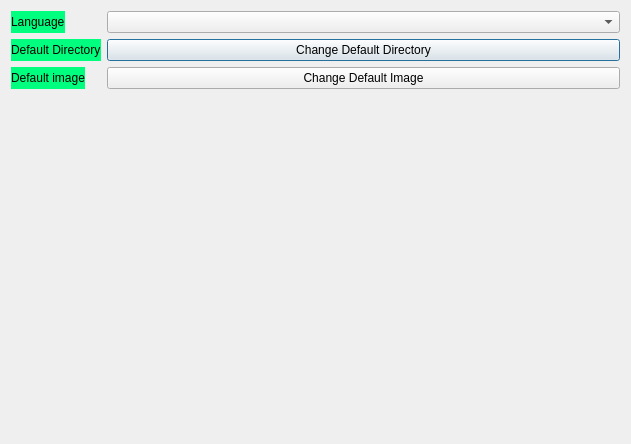
This is preferences.ui in Cherleng/AutoPlusPlus as Qt 5 draws it before an edit. The edited form follows.
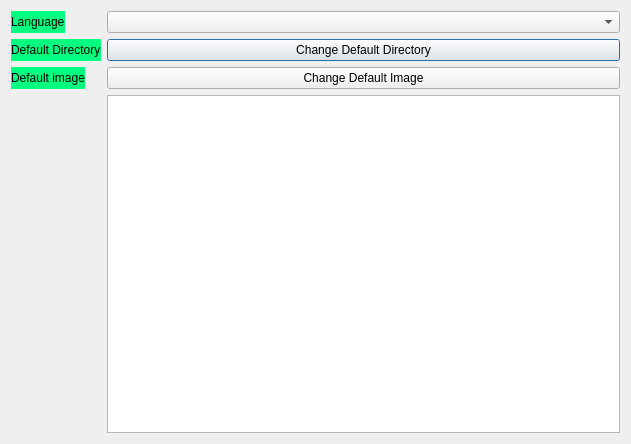
This is the edited form.

```diff
--- a/preferences.ui
+++ b/preferences.ui
@@ -1389,6 +1389,13 @@
        </property>
       </widget>
      </item>
+     <item row="3" column="1">
+      <widget class="QPlainTextEdit" name="plainTextEdit">
+       <property name="readOnly">
+        <bool>true</bool>
+       </property>
+      </widget>
+     </item>
     </layout>
    </item>
   </layout>
```
